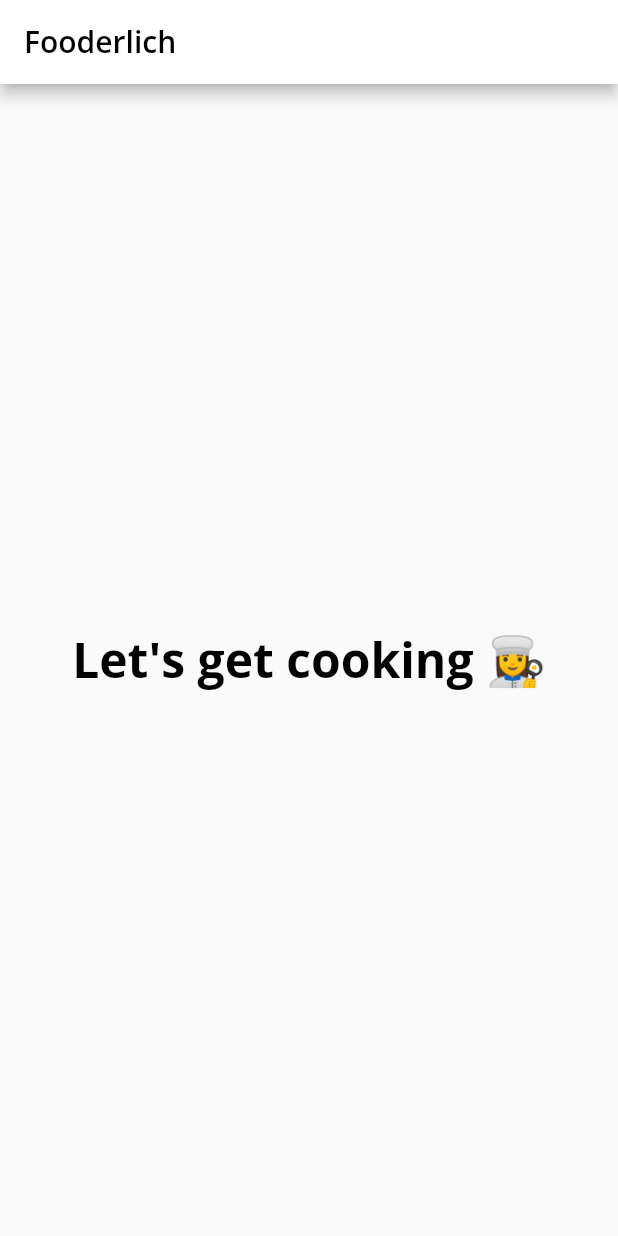
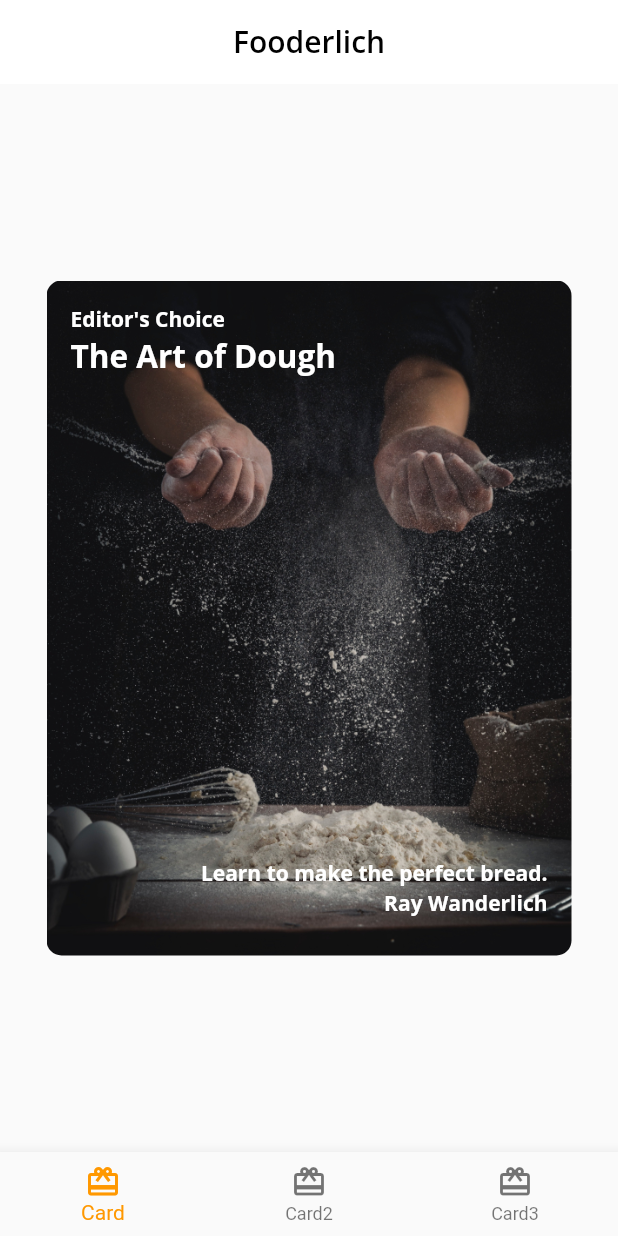
Before and after one commit to yat98/flutter-codelabs, a Flutter app: the screen it shows after launch, on a phone screen of 412 x 824 dp. Run offline on Flutter 3.47's test engine with Material 2 defaults, Android fonts, the phone set to English and light mode, and no system bars; our stand-ins replace google_fonts.

Commit message:
-Add card1

```diff
--- /dev/null
+++ b/fooderlich/lib/card1.dart
@@ -0,0 +1,62 @@
+import 'package:flutter/material.dart';
+import 'package:fooderlich/fooderlichTheme.dart';
+
+class Card1 extends StatelessWidget{
+  const Card1({Key? key}):super(key:key);
+
+  final String category = 'Editor\'s Choice';
+  final String title = 'The Art of Dough';
+  final String description = 'Learn to make the perfect bread.';
+  final String chef = 'Ray Wanderlich';
+
+  @override
+  Widget build(BuildContext context) {
+    return Center(
+      child: Container(
+        child: Stack(
+          children: [
+            Text(
+              category,
+              style: FooderlichTheme.darkTextTheme.bodyText1,
+            ),
+            Positioned(
+                child: Text(
+                  title,
+                  style: FooderlichTheme.darkTextTheme.headline2,
+                ),
+                top: 20,
+            ),
+           Positioned(
+               child: Text(
+                 description,
+                 style: FooderlichTheme.darkTextTheme.bodyText1,
+               ),
+               bottom: 30,
+               right: 0,
+           ),
+           Positioned(
+               child: Text(
+                 chef,
+                 style: FooderlichTheme.darkTextTheme.bodyText1,
+               ),
+               bottom: 10,
+               right: 0,
+           )
+          ],
+        ),
+        padding: const EdgeInsets.all(16),
+        constraints: const BoxConstraints.expand(
+          width: 350,
+          height: 450,
+        ),
+        decoration: const BoxDecoration(
+          image: DecorationImage(
+            image: AssetImage('assets/mag1.png'),
+            fit: BoxFit.cover
+          ),
+          borderRadius: BorderRadius.all(Radius.circular(10)),
+        ),
+      ),
+    );
+  }
+}
--- a/fooderlich/lib/fooderlichTheme.dart
+++ b/fooderlich/lib/fooderlichTheme.dart
@@ -75,7 +75,7 @@ class FooderlichTheme{
         backgroundColor: Colors.white
       ),
       bottomNavigationBarTheme: const BottomNavigationBarThemeData(
-        selectedItemColor: Colors.green,
+        selectedItemColor: Colors.orange,
       ),
       textTheme: lightTextTheme,
     );
@@ -93,7 +93,7 @@ class FooderlichTheme{
         backgroundColor: Colors.green,
       ),
       bottomNavigationBarTheme: const BottomNavigationBarThemeData(
-        selectedItemColor: Colors.green,
+        selectedItemColor: Colors.orange,
       ),
       textTheme: darkTextTheme,
     );
--- a/fooderlich/lib/home.dart
+++ b/fooderlich/lib/home.dart
@@ -1,4 +1,5 @@
 import 'package:flutter/material.dart';
+import 'package:fooderlich/card1.dart';
 
 class Home extends StatefulWidget{
   const Home({Key? key}) :super(key:key);
@@ -8,20 +9,50 @@ class Home extends StatefulWidget{
 }
 
 class _HomeState extends State<Home>{
+  int _selectedIndex = 0;
+
+  static List<Widget> pages = <Widget>[
+    const Card1(),
+    Container(color: Colors.green),
+    Container(color: Colors.blue),
+  ];
+
+  void _onItemTapped(int index){
+    setState(() {
+      _selectedIndex = index;
+    });
+  }
+
   @override
   Widget build(BuildContext context) {
     return Scaffold(
       appBar: AppBar(
+        centerTitle: true,
         title: Text(
           'Fooderlich',
           style: Theme.of(context).textTheme.headline6,
-        )
+        ),
+        elevation: 0,
       ),
-      body: Center(
-        child: Text(
-            'Let\'s get cooking 👩‍🍳',
-            style: Theme.of(context).textTheme.headline1,
-        ),
+      body: pages[_selectedIndex],
+      bottomNavigationBar: BottomNavigationBar(
+        selectedItemColor: Theme.of(context).textSelectionTheme.selectionColor,
+        currentIndex: _selectedIndex,
+        onTap: _onItemTapped,
+        items: <BottomNavigationBarItem>[
+          const BottomNavigationBarItem(
+              icon: Icon(Icons.card_giftcard),
+              label: 'Card'
+          ),
+          const BottomNavigationBarItem(
+              icon: Icon(Icons.card_giftcard),
+              label: 'Card2'
+          ),
+          const BottomNavigationBarItem(
+              icon: Icon(Icons.card_giftcard),
+              label: 'Card3'
+          ),
+        ],
       ),
     );
   }
--- a/fooderlich/pubspec.yaml
+++ b/fooderlich/pubspec.yaml
@@ -59,7 +59,8 @@ flutter:
   uses-material-design: true
 
   # To add assets to your application, add an assets section, like this:
-  # assets:
+  assets:
+    - assets/
   #   - images/a_dot_burr.jpeg
   #   - images/a_dot_ham.jpeg
 
```
Also changed, not shown: fooderlich/assets/author_katz.jpeg (added), fooderlich/assets/mag1.png (added), fooderlich/assets/mag2.png (added), fooderlich/assets/mag3.png (added), fooderlich/assets/mag4.png (added), fooderlich/assets/mag5.png (added).
